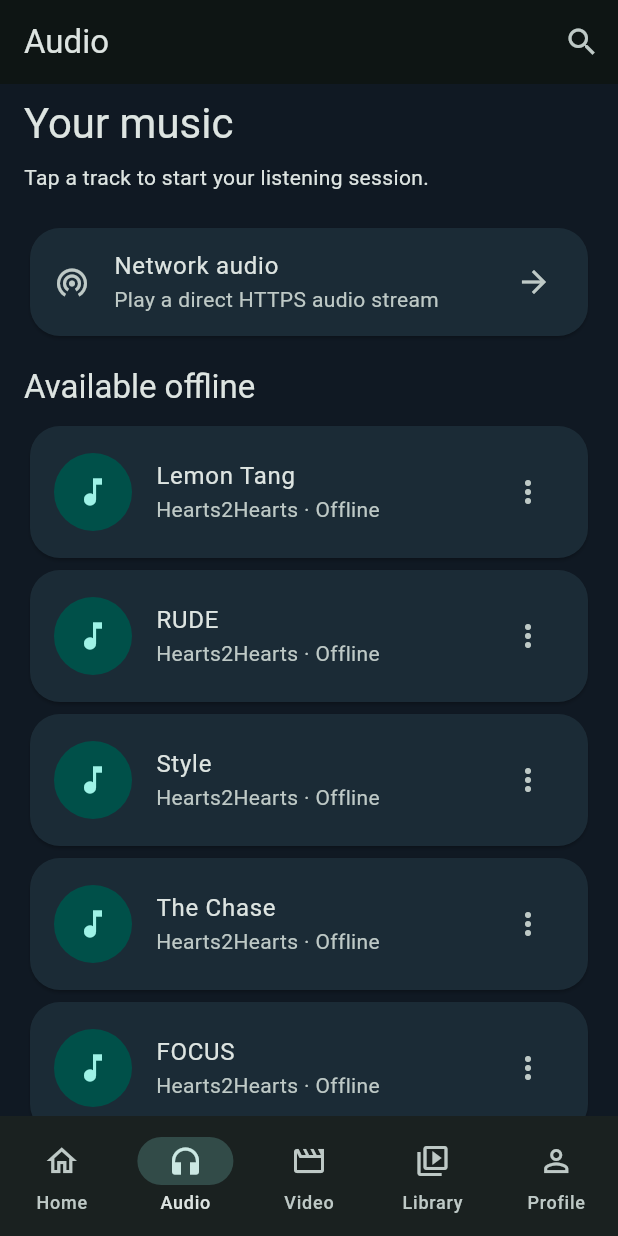
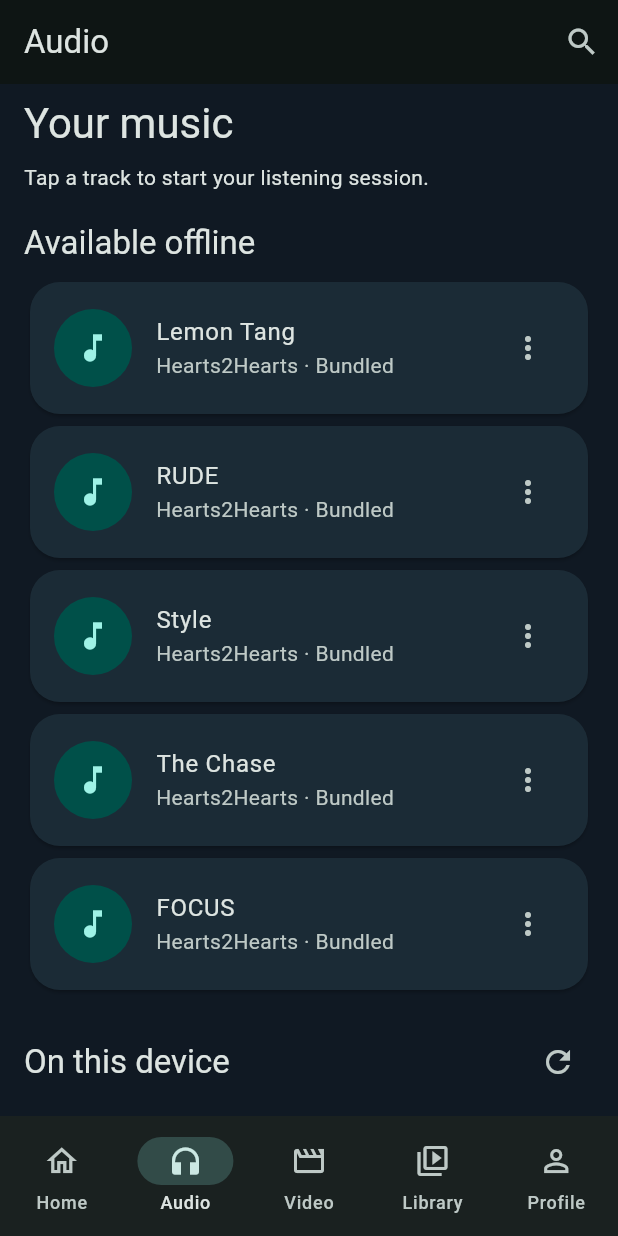
Before and after one commit to MuhammadAlifMafaza/MediaHubs_uts0035, a Flutter app: the screen it shows after launch, after a tap on "Your music", on a phone screen of 412 x 824 dp. Run offline on Flutter 3.47's test engine with Material 3 defaults, Android fonts, the phone set to English and light mode, and no system bars; our stand-ins replace cloud_firestore, font_awesome_flutter, just_audio, video_player, youtube_player_flutter; missing offline and left inert: photo_manager; accounts and stored records are empty.

Commit message:
Final to

```diff
--- a/lib/audio/audio_screen.dart
+++ b/lib/audio/audio_screen.dart
@@ -1,13 +1,21 @@
 import 'package:flutter/material.dart';
 
 import '../media/media_catalog.dart';
+import '../media/device_media_repository.dart';
+import '../media/device_media_section.dart';
 import '../media/media_item.dart';
 import '../media/media_navigation.dart';
-import '../player/audio_player_screen.dart';
 import '../search/search_screen.dart';
 
 class AudioScreen extends StatelessWidget {
-  const AudioScreen({super.key});
+  const AudioScreen({
+    super.key,
+    required this.deviceMedia,
+    this.scanDevice = true,
+  });
+
+  final DeviceMediaRepository deviceMedia;
+  final bool scanDevice;
 
   @override
   Widget build(BuildContext context) {
@@ -32,26 +40,15 @@ class AudioScreen extends StatelessWidget {
           const SizedBox(height: 8),
           const Text('Tap a track to start your listening session.'),
           const SizedBox(height: 20),
-          Card(
-            child: ListTile(
-              leading: const Icon(Icons.wifi_tethering),
-              title: const Text('Network audio'),
-              subtitle: const Text('Play a direct HTTPS audio stream'),
-              trailing: const Icon(Icons.arrow_forward),
-              onTap: () => Navigator.of(context).push(
-                MaterialPageRoute<void>(
-                  builder: (_) => const NetworkAudioForm(),
-                ),
-              ),
-            ),
-          ),
-          const SizedBox(height: 16),
           Text(
             'Available offline',
             style: Theme.of(context).textTheme.titleLarge,
           ),
           const SizedBox(height: 8),
           for (final item in tracks) PlayableMediaCard(item: item),
+          const SizedBox(height: 20),
+          if (scanDevice)
+            DeviceMediaSection(type: MediaType.audio, repository: deviceMedia),
         ],
       ),
     );
--- a/lib/library/library_screen.dart
+++ b/lib/library/library_screen.dart
@@ -7,8 +7,9 @@ class LibraryScreen extends StatelessWidget {
   const LibraryScreen({super.key});
 
   void _openAddMediaForm(BuildContext context) {
-    Navigator.of(context)
-        .push(MaterialPageRoute<void>(builder: (_) => const MediaFormScreen()));
+    Navigator.of(
+      context,
+    ).push(MaterialPageRoute<void>(builder: (_) => const MediaFormScreen()));
   }
 
   @override
--- a/lib/main.dart
+++ b/lib/main.dart
@@ -4,15 +4,17 @@ import 'package:flutter/material.dart';
 import 'home/home_screen.dart';
 import 'audio/audio_screen.dart';
 import 'library/library_screen.dart';
+import 'media/device_media_repository.dart';
 import 'profile/profile_screen.dart';
 import 'video/video_screen.dart';
 
 void main() => runApp(const MediaHubApp());
 
 class MediaHubApp extends StatelessWidget {
-  const MediaHubApp({super.key, this.firebaseInitialization});
+  const MediaHubApp({super.key, this.firebaseInitialization, this.deviceMedia});
 
   final Future<String>? firebaseInitialization;
+  final DeviceMediaRepository? deviceMedia;
 
   @override
   Widget build(BuildContext context) => MaterialApp(
@@ -30,14 +32,21 @@ class MediaHubApp extends StatelessWidget {
       ),
       useMaterial3: true,
     ),
-    home: _FirebaseBootstrapScreen(initialization: firebaseInitialization),
+    home: _FirebaseBootstrapScreen(
+      initialization: firebaseInitialization,
+      deviceMedia: deviceMedia ?? const PhotoManagerDeviceMediaRepository(),
+    ),
   );
 }
 
 class _FirebaseBootstrapScreen extends StatefulWidget {
-  const _FirebaseBootstrapScreen({this.initialization});
+  const _FirebaseBootstrapScreen({
+    this.initialization,
+    required this.deviceMedia,
+  });
 
   final Future<String>? initialization;
+  final DeviceMediaRepository deviceMedia;
 
   @override
   State<_FirebaseBootstrapScreen> createState() =>
@@ -78,15 +87,22 @@ class _FirebaseBootstrapScreenState extends State<_FirebaseBootstrapScreen> {
           ),
         );
       }
-      return _MainNavigation(firebaseStatus: snapshot.data!);
+      return _MainNavigation(
+        firebaseStatus: snapshot.data!,
+        deviceMedia: widget.deviceMedia,
+      );
     },
   );
 }
 
 class _MainNavigation extends StatefulWidget {
-  const _MainNavigation({required this.firebaseStatus});
+  const _MainNavigation({
+    required this.firebaseStatus,
+    required this.deviceMedia,
+  });
 
   final String firebaseStatus;
+  final DeviceMediaRepository deviceMedia;
 
   @override
   State<_MainNavigation> createState() => _MainNavigationState();
@@ -104,8 +120,14 @@ class _MainNavigationState extends State<_MainNavigation> {
         onOpenAudio: () => setState(() => _selectedIndex = 1),
         onOpenVideo: () => setState(() => _selectedIndex = 2),
       ),
-      const AudioScreen(),
-      const VideoScreen(),
+      AudioScreen(
+        deviceMedia: widget.deviceMedia,
+        scanDevice: _selectedIndex == 1,
+      ),
+      VideoScreen(
+        deviceMedia: widget.deviceMedia,
+        scanDevice: _selectedIndex == 2,
+      ),
       const LibraryScreen(),
       const ProfileScreen(),
     ];
--- /dev/null
+++ b/lib/media/device_media_repository.dart
@@ -0,0 +1,70 @@
+import 'dart:io';
+
+import 'package:photo_manager/photo_manager.dart';
+
+import 'media_item.dart';
+
+class DeviceMediaResult {
+  const DeviceMediaResult({required this.items, this.permissionDenied = false});
+
+  final List<MediaItem> items;
+  final bool permissionDenied;
+}
+
+abstract interface class DeviceMediaRepository {
+  Future<DeviceMediaResult> load(MediaType type);
+}
+
+class PhotoManagerDeviceMediaRepository implements DeviceMediaRepository {
+  const PhotoManagerDeviceMediaRepository();
+
+  @override
+  Future<DeviceMediaResult> load(MediaType type) async {
+    if (!Platform.isAndroid) return const DeviceMediaResult(items: []);
+    final requestType = type == MediaType.audio
+        ? RequestType.audio
+        : RequestType.video;
+    final permission = await PhotoManager.requestPermissionExtend(
+      requestOption: PermissionRequestOption(
+        androidPermission: AndroidPermission(
+          type: requestType,
+          mediaLocation: false,
+        ),
+      ),
+    );
+    if (permission != PermissionState.authorized &&
+        permission != PermissionState.limited) {
+      return const DeviceMediaResult(items: [], permissionDenied: true);
+    }
+
+    final paths = await PhotoManager.getAssetPathList(
+      type: requestType,
+      onlyAll: true,
+    );
+    if (paths.isEmpty) return const DeviceMediaResult(items: []);
+    final items = <MediaItem>[];
+    const pageSize = 100;
+    for (var page = 0; ; page++) {
+      final assets = await paths.first.getAssetListPaged(
+        page: page,
+        size: pageSize,
+      );
+      for (final asset in assets) {
+        final title = asset.title?.trim();
+        items.add(
+          MediaItem(
+            id: 'device-${type.name}-${asset.id}',
+            title: title == null || title.isEmpty ? 'Untitled media' : title,
+            creator: 'On this device',
+            type: type,
+            sourceType: MediaSourceType.device,
+            // Resolved to a content URI when the user selects the item.
+            mediaUrl: asset.id,
+          ),
+        );
+      }
+      if (assets.length < pageSize) break;
+    }
+    return DeviceMediaResult(items: items);
+  }
+}
--- /dev/null
+++ b/lib/media/device_media_section.dart
@@ -0,0 +1,110 @@
+import 'package:flutter/material.dart';
+import 'package:photo_manager/photo_manager.dart';
+
+import 'device_media_repository.dart';
+import 'media_item.dart';
+import 'media_navigation.dart';
+
+class DeviceMediaSection extends StatefulWidget {
+  const DeviceMediaSection({
+    super.key,
+    required this.type,
+    required this.repository,
+  });
+
+  final MediaType type;
+  final DeviceMediaRepository repository;
+
+  @override
+  State<DeviceMediaSection> createState() => _DeviceMediaSectionState();
+}
+
+class _DeviceMediaSectionState extends State<DeviceMediaSection> {
+  late Future<DeviceMediaResult> _result;
+
+  @override
+  void initState() {
+    super.initState();
+    _result = widget.repository.load(widget.type);
+  }
+
+  @override
+  void didUpdateWidget(covariant DeviceMediaSection oldWidget) {
+    super.didUpdateWidget(oldWidget);
+    if (oldWidget.repository != widget.repository ||
+        oldWidget.type != widget.type) {
+      _refresh();
+    }
+  }
+
+  void _refresh() {
+    setState(() => _result = widget.repository.load(widget.type));
+  }
+
+  @override
+  Widget build(BuildContext context) => Column(
+    crossAxisAlignment: CrossAxisAlignment.stretch,
+    children: [
+      Row(
+        children: [
+          Expanded(
+            child: Text(
+              'On this device',
+              style: Theme.of(context).textTheme.titleLarge,
+            ),
+          ),
+          IconButton(
+            tooltip: 'Scan device media again',
+            onPressed: _refresh,
+            icon: const Icon(Icons.refresh),
+          ),
+        ],
+      ),
+      FutureBuilder<DeviceMediaResult>(
+        future: _result,
+        builder: (context, snapshot) {
+          if (!snapshot.hasData && !snapshot.hasError) {
+            return const ListTile(
+              title: Text('Scanning device media…'),
+              trailing: CircularProgressIndicator(),
+            );
+          }
+          if (snapshot.hasError) {
+            return ListTile(
+              title: const Text('Unable to scan device media'),
+              subtitle: Text('${snapshot.error}'),
+              trailing: TextButton(
+                onPressed: _refresh,
+                child: const Text('Retry'),
+              ),
+            );
+          }
+          final result = snapshot.data!;
+          if (result.permissionDenied) {
+            return ListTile(
+              title: const Text('Media access not granted'),
+              subtitle: const Text(
+                'Allow media access to find files on this device.',
+              ),
+              trailing: TextButton(
+                onPressed: () async {
+                  await PhotoManager.openSetting();
+                  if (context.mounted) _refresh();
+                },
+                child: const Text('Settings'),
+              ),
+            );
+          }
+          if (result.items.isEmpty) {
+            return const ListTile(title: Text('No device media found'));
+          }
+          return Column(
+            children: [
+              for (final item in result.items) PlayableMediaCard(item: item),
+            ],
+          );
+        },
+      ),
+    ],
+  );
+}
--- a/lib/media/media_catalog.dart
+++ b/lib/media/media_catalog.dart
@@ -52,7 +52,7 @@ const demoMediaItems = [
     creator: 'Hearts2Hearts',
     type: MediaType.video,
     sourceType: MediaSourceType.asset,
-    mediaUrl: 'assets/video/rude_mv.mp4',
+    mediaUrl: "assets/video/Hearts2Hearts 하츠투하츠 'RUDE!' MV.mp4",
     category: 'Music Video',
   ),
 ];
--- a/lib/media/media_detail_screen.dart
+++ b/lib/media/media_detail_screen.dart
@@ -1,7 +1,6 @@
 import 'package:flutter/material.dart';
 
-import '../player/audio_player_screen.dart';
-import '../player/video_player_screen.dart';
+import 'media_navigation.dart';
 import 'media_item.dart';
 
 class MediaDetailScreen extends StatelessWidget {
@@ -10,15 +9,7 @@ class MediaDetailScreen extends StatelessWidget {
   final MediaItem item;
 
   void _play(BuildContext context) {
-    final route = item.type == MediaType.audio
-        ? AudioPlayerScreen(item: item)
-        : VideoPlayerScreen(
-            sourceType: item.sourceType,
-            mediaUrl: item.mediaUrl,
-            title: item.title,
-            creator: item.creator,
-          );
-    Navigator.of(context).push(MaterialPageRoute<void>(builder: (_) => route));
+    openMediaPlayer(context, item);
   }
 
   @override
@@ -48,7 +39,8 @@ class MediaDetailScreen extends StatelessWidget {
         if (item.category.isNotEmpty)
           _DetailRow(label: 'Category', value: item.category),
         _DetailRow(label: 'Source', value: item.sourceType.name),
-        _DetailRow(label: 'Media URL/path', value: item.mediaUrl),
+        if (item.sourceType != MediaSourceType.device)
+          _DetailRow(label: 'Media URL/path', value: item.mediaUrl),
         const SizedBox(height: 24),
         FilledButton.icon(
           onPressed: () => _play(context),
--- a/lib/media/media_form_screen.dart
+++ b/lib/media/media_form_screen.dart
@@ -152,6 +152,7 @@ class _MediaFormScreenState extends State<MediaFormScreen> {
               initialValue: _sourceType,
               decoration: const InputDecoration(labelText: 'Source *'),
               items: MediaSourceType.values
+                  .where((source) => source != MediaSourceType.device)
                   .map(
                     (source) => DropdownMenuItem(
                       value: source,
--- a/lib/media/media_item.dart
+++ b/lib/media/media_item.dart
@@ -2,7 +2,7 @@ import 'package:cloud_firestore/cloud_firestore.dart';
 
 enum MediaType { audio, video }
 
-enum MediaSourceType { network, asset }
+enum MediaSourceType { network, asset, device }
 
 class MediaItem {
   const MediaItem({
--- a/lib/player/video_player_screen.dart
+++ b/lib/player/video_player_screen.dart
@@ -52,9 +52,15 @@ class _VideoPlayerScreenState extends State<VideoPlayerScreen> {
       _error = null;
     });
     try {
-      final controller = widget.sourceType == MediaSourceType.asset
-          ? VideoPlayerController.asset(widget.mediaUrl)
-          : VideoPlayerController.networkUrl(Uri.parse(widget.mediaUrl));
+      final controller = switch (widget.sourceType) {
+        MediaSourceType.asset => VideoPlayerController.asset(widget.mediaUrl),
+        MediaSourceType.device => VideoPlayerController.contentUri(
+          Uri.parse(widget.mediaUrl),
+        ),
+        MediaSourceType.network => VideoPlayerController.networkUrl(
+          Uri.parse(widget.mediaUrl),
+        ),
+      };
       _controller = controller;
       await controller.initialize();
       if (!mounted || loadId != _loadId) return;
@@ -64,8 +70,7 @@ class _VideoPlayerScreenState extends State<VideoPlayerScreen> {
       if (mounted && loadId == _loadId) {
         setState(() {
           _loading = false;
-          _error =
-              'Could not open ${widget.sourceType == MediaSourceType.asset ? 'bundled' : 'network'} video: $error';
+          _error = 'Could not open ${widget.sourceType.name} video: $error';
         });
       }
     }
@@ -241,11 +246,11 @@ class _VideoPlayerScreenState extends State<VideoPlayerScreen> {
               if (widget.creator.isNotEmpty) Text(widget.creator),
               const SizedBox(height: 8),
               Chip(
-                label: Text(
-                  widget.sourceType == MediaSourceType.asset
-                      ? 'Available offline'
-                      : 'Network video',
-                ),
+                label: Text(switch (widget.sourceType) {
+                  MediaSourceType.asset => 'Bundled video',
+                  MediaSourceType.device => 'On this device',
+                  MediaSourceType.network => 'Network video',
+                }),
               ),
             ],
           ],
--- a/lib/video/video_screen.dart
+++ b/lib/video/video_screen.dart
@@ -1,13 +1,22 @@
 import 'package:flutter/material.dart';
 
 import '../media/media_catalog.dart';
+import '../media/device_media_repository.dart';
+import '../media/device_media_section.dart';
 import '../media/media_item.dart';
 import '../media/media_navigation.dart';
 import '../player/youtube_player_screen.dart';
 import '../search/search_screen.dart';
 
 class VideoScreen extends StatelessWidget {
-  const VideoScreen({super.key});
+  const VideoScreen({
+    super.key,
+    required this.deviceMedia,
+    this.scanDevice = true,
+  });
+
+  final DeviceMediaRepository deviceMedia;
+  final bool scanDevice;
 
   @override
   Widget build(BuildContext context) {
@@ -39,6 +48,9 @@ class VideoScreen extends StatelessWidget {
           const SizedBox(height: 8),
           for (final item in videos) PlayableMediaCard(item: item),
           const SizedBox(height: 20),
+          if (scanDevice)
+            DeviceMediaSection(type: MediaType.video, repository: deviceMedia),
+          const SizedBox(height: 20),
           Text(
             'YouTube · online',
             style: Theme.of(context).textTheme.titleLarge,
--- a/pubspec.yaml
+++ b/pubspec.yaml
@@ -10,11 +10,12 @@ environment:
 dependencies:
   flutter:
     sdk: flutter
-  cupertino_icons: ^1.0.8
+  cupertino_icons: ^2.0.0
   firebase_core:
   cloud_firestore:
   just_audio:
   video_player:
+  photo_manager: ^3.12.0
   youtube_player_flutter:
   url_launcher:
   font_awesome_flutter:
```
Also changed, not shown: lib/media/media_navigation.dart (+41 -8 lines), lib/player/audio_player_screen.dart (+15 -109 lines), pubspec.lock, 7 other files.
